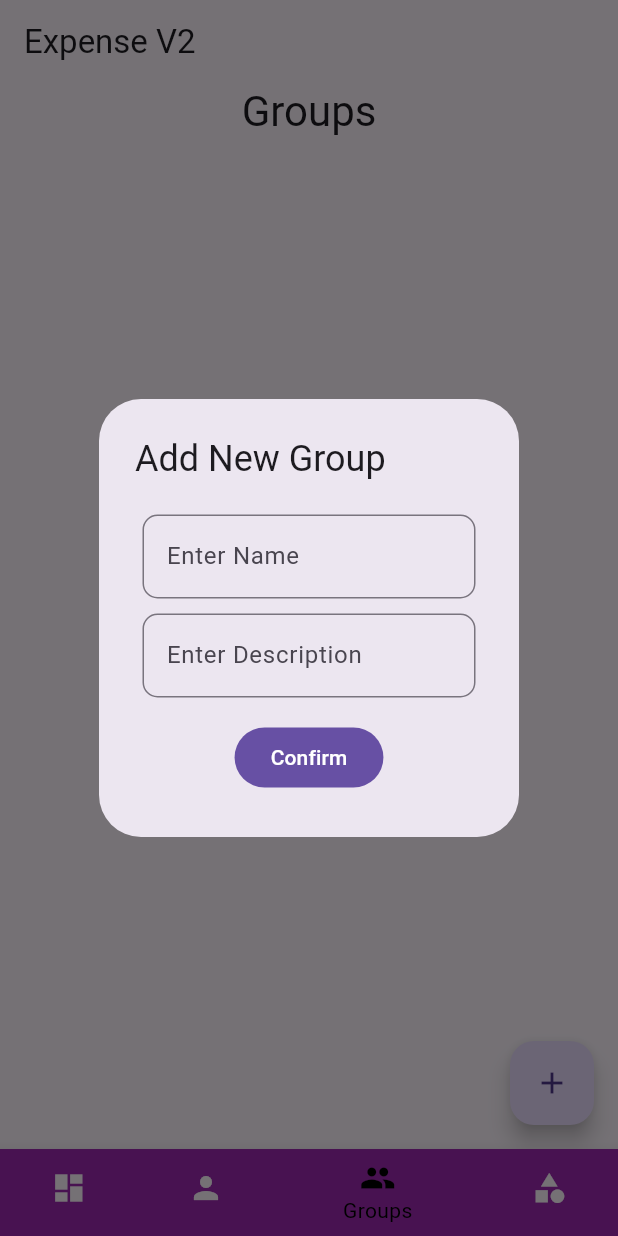
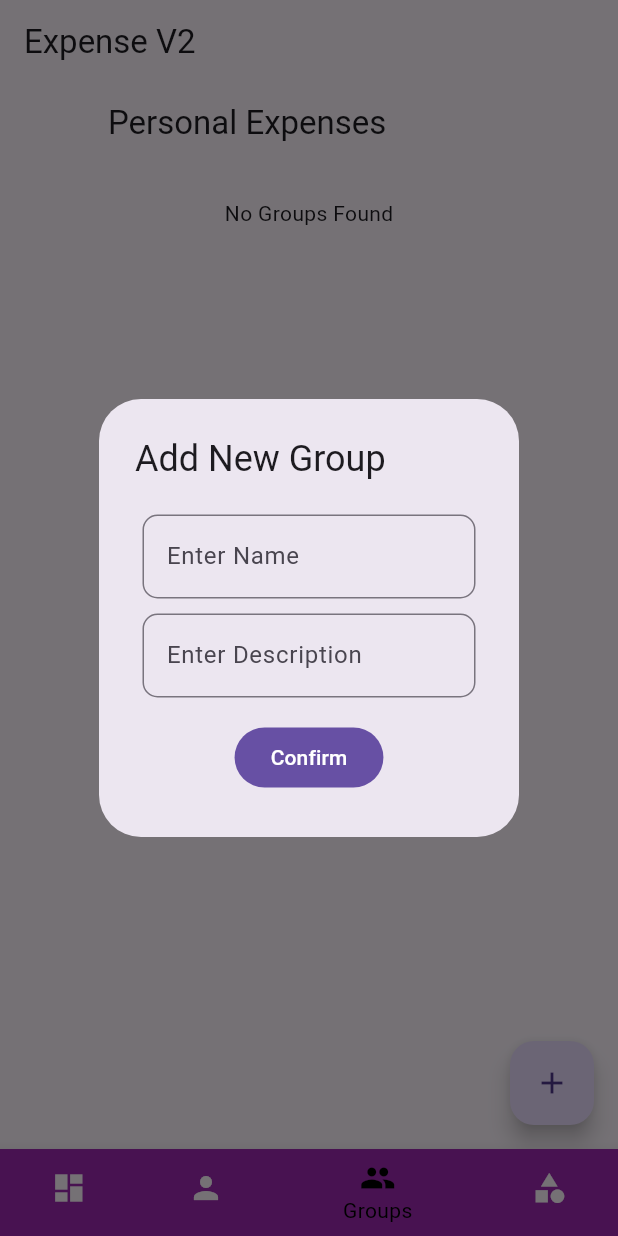
Before and after one commit to keithhauzh/expense_v2, a Flutter app: the screen it shows after launch, item 3 of the bottom bar chosen, after a tap on the "add" icon, on a phone screen of 412 x 824 dp. Run offline on Flutter 3.47's test engine with Material 3 defaults, Android fonts, the phone set to English and light mode, and no system bars; our stand-ins replace cloud_firestore, firebase_core, go_router; accounts and stored records are empty; generated files the repository leaves out were written again.

Commit message:
add logic and ui for rendering expenses, start to add logic and ui for rendering groups

```diff
--- a/lib/data/repo/expense_repo_fire_impl.dart
+++ b/lib/data/repo/expense_repo_fire_impl.dart
@@ -28,7 +28,7 @@ class ExpenseRepoFireImpl {
   }
 
   Future<void> addExpense(Expense expense) async {
-    await _collection.doc(expense.docId!).set(expense.toMap());
+    await _collection.add(expense.toMap());
   }
 
   Future<void> updateExpense(Expense expense) async {
--- /dev/null
+++ b/lib/data/repo/group_repo_fire_impl.dart
@@ -0,0 +1,42 @@
+import 'package:cloud_firestore/cloud_firestore.dart';
+import 'package:expense_v2/data/model/group.dart';
+
+class GroupRepoFireImpl {
+  static final GroupRepoFireImpl _instance = GroupRepoFireImpl._internal();
+  GroupRepoFireImpl._internal();
+
+  factory GroupRepoFireImpl() {
+    return _instance;
+  }
+
+  final _collection = FirebaseFirestore.instance.collection("groups");
+
+  Stream<List<Group>> getAllGroups(){
+    return _collection.snapshots().map((event) {
+        return event.docs.map((doc) {
+            return Group.fromMap(doc.data()).copy(docId: doc.id);
+        }).toList();
+    });
+  }
+
+  Future<Group?> getGroupById(String docId) async {
+    final res = await _collection.doc(docId).get();
+    if(res.data() == null){
+      return null;
+    }
+    return Group.fromMap(res.data()!).copy(docId: res.id);
+  }
+
+  Future<void> addGroup(Group group) async {
+    await _collection.add(group.toMap());
+  }
+
+  Future<void> updateGroup(Group group) async {
+    await _collection.doc(group.docId!).set(group.toMap());
+  }
+
+  Future<void> deleteGroup(String docId) async {
+    await _collection.doc(docId).delete();
+  }
+
+}
--- a/lib/main.dart
+++ b/lib/main.dart
@@ -62,7 +62,6 @@ class _NavbarState extends State<NavBar> {
   Widget build(BuildContext context) {
     return Scaffold(
       appBar: AppBar(title: const Text('Expense V2')),
-
       // each of the pages are an index, from 0 to 3
       body: _widgetOptions.elementAt(_selectedIndex),
       bottomNavigationBar: BottomNavigationBar(
--- a/lib/ui/pages/groups_screen.dart
+++ b/lib/ui/pages/groups_screen.dart
@@ -1,3 +1,5 @@
+import 'package:expense_v2/data/model/group.dart';
+import 'package:expense_v2/data/repo/group_repo_fire_impl.dart';
 import 'package:expense_v2/ui/dialog/add_group_dialog.dart';
 import 'package:flutter/material.dart';
 
@@ -9,6 +11,8 @@ class GroupsScreen extends StatefulWidget {
 }
 
 class _GroupsScreenState extends State<GroupsScreen> {
+  final repo = GroupRepoFireImpl();
+
   void _triggerModal() async {
     final result = await showDialog(
       context: context,
@@ -27,9 +31,44 @@ class _GroupsScreenState extends State<GroupsScreen> {
     return Stack(
       children: [
         Positioned.fill(
-          child: Column(
-            children: [
-              Text('Groups', style: Theme.of(context).textTheme.headlineMedium),
+          child: CustomScrollView(
+            slivers: [
+              SliverAppBar(
+                stretch: true,
+                pinned: true,
+                floating: false,
+                snap: false,
+                flexibleSpace: const FlexibleSpaceBar(
+                  title: Text("Personal Expenses"),
+                ),
+              ),
+              StreamBuilder(
+                stream: repo.getAllGroups(),
+                builder: (context, AsyncSnapshot<List<Group>> asyncData) {
+                  if (asyncData.connectionState == ConnectionState.waiting) {
+                    return const SliverToBoxAdapter(
+                      child: Center(child: CircularProgressIndicator()),
+                    );
+                  } else if (asyncData.hasData) {
+                    final groups = asyncData.data ?? [];
+
+                    if (groups.isEmpty) {
+                      return const SliverToBoxAdapter(
+                        child: Center(
+                          child: Padding(
+                            padding: EdgeInsets.all(20.0),
+                            child: Text('No Groups Found'),
+                          ),
+                        ),
+                      );
+                    }
+
+                    return SliverList.builder(
+                      itemBuilder: (context, index) => {},
+                    );
+                  }
+                },
+              ),
             ],
           ),
         ),
```
Also changed, not shown: lib/ui/components/expense_item.dart (added, +34 -0 lines), lib/ui/dialog/add_expense_dialog.dart (+5 -2 lines), lib/ui/dialog/add_group_dialog.dart (+8 -4 lines), lib/ui/dialog/view_expense_dialog.dart (added, +33 -0 lines), lib/ui/pages/personal_expenses_screen.dart (+64 -11 lines), 3 other files.
